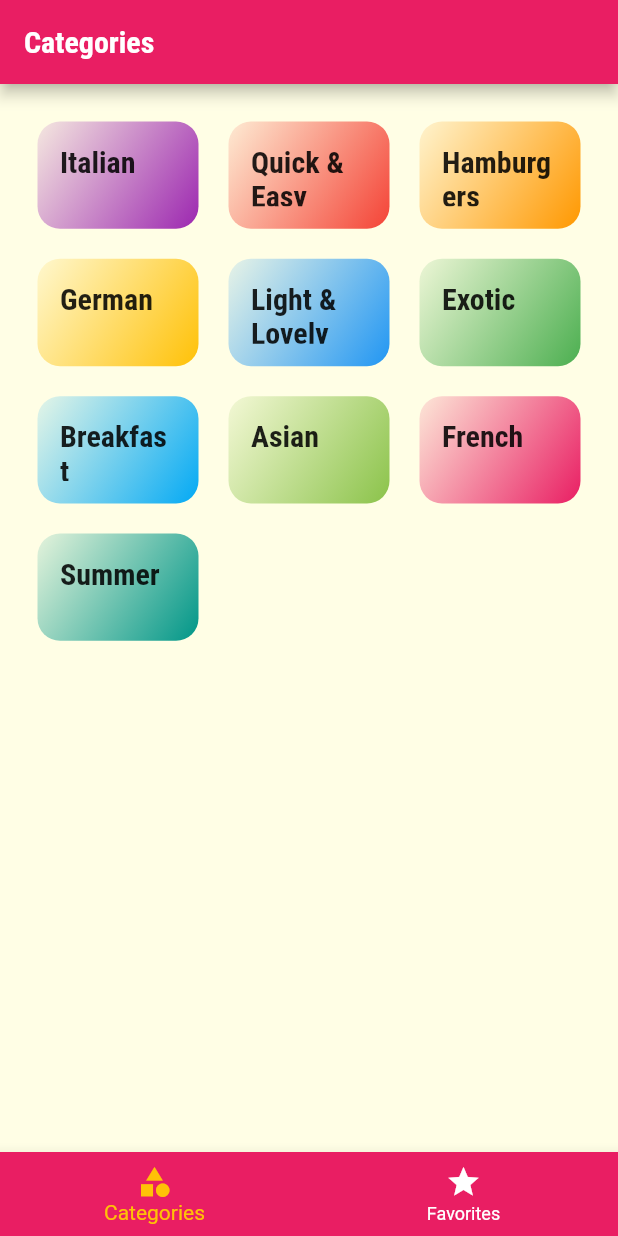
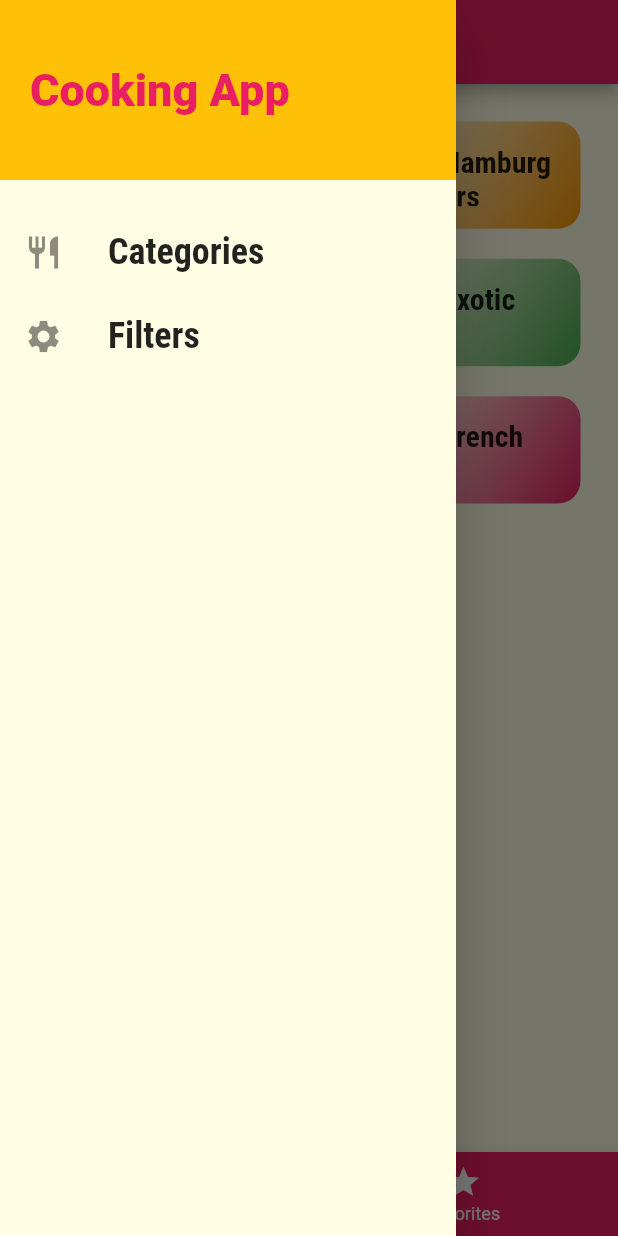
Before and after one commit to MohamedTwfiek-7/Meals-App, a Flutter app: the screen it shows after launch, with the side drawer open (before the commit the screen has no drawer), on a phone screen of 412 x 824 dp. Run offline on Flutter 3.47's test engine with Material 2 defaults, Android fonts, the phone set to English and light mode, and no system bars.

Commit message:
Added drawer

```diff
--- a/lib/main.dart
+++ b/lib/main.dart
@@ -1,6 +1,7 @@
 import 'package:flutter/material.dart';
 import 'package:meal_app/screens/categories_screen.dart';
 import 'package:meal_app/screens/category_meals_screen.dart';
+import 'package:meal_app/screens/filters_screen.dart';
 import 'package:meal_app/screens/meal_detail_screen.dart';
 import 'package:meal_app/screens/tabs_screen.dart';
 
@@ -30,6 +31,7 @@ class MyApp extends StatelessWidget {
         '/': (context) => TabsScreen(),
         CategoryMealsScreen.routeName : (context) => CategoryMealsScreen(),
         MealDetailScreen.routeName : (context) => MealDetailScreen(),
+        FilterScreen.routeName : (context) => FilterScreen(),
       },
     );
   }
--- /dev/null
+++ b/lib/screens/filters_screen.dart
@@ -0,0 +1,12 @@
+import 'package:flutter/material.dart';
+
+class FilterScreen extends StatelessWidget {
+  static const routeName = '/FiltersScreen';
+
+  @override
+  Widget build(BuildContext context) {
+    return const Center(
+      child: Text('Filters'),
+    );
+  }
+}
--- a/lib/screens/tabs_screen.dart
+++ b/lib/screens/tabs_screen.dart
@@ -1,4 +1,5 @@
 import 'package:flutter/material.dart';
+import '../widgets/main_drawer.dart';
 import 'categories_screen.dart';
 import 'favor_screen.dart';
 
@@ -51,6 +52,7 @@ class _TabsScreenState extends State<TabsScreen> {
           ),
         ],
       ),
+      drawer: MainDrawer(),
     );
   }
 
--- /dev/null
+++ b/lib/widgets/main_drawer.dart
@@ -0,0 +1,52 @@
+import 'package:flutter/material.dart';
+import 'package:meal_app/screens/filters_screen.dart';
+
+class MainDrawer extends StatelessWidget {
+
+  Widget buildListTile(String title,IconData icon , Function tabHandler){
+    return ListTile(
+      leading: Icon(
+        icon,
+        size: 26,
+      ),
+      title: Text(
+        title,
+        style: const TextStyle(
+          fontSize: 24,
+          fontFamily: 'RobotoCondensed',
+          fontWeight: FontWeight.bold,
+        ),
+      ),
+      onTap: tabHandler,
+    );
+  }
+  @override
+  Widget build(BuildContext context) {
+    return Drawer(
+      child: Column(
+        children: [
+          Container(
+            height: 120,
+            width: double.infinity,
+            padding: EdgeInsets.all(20),
+            alignment: Alignment.centerLeft,
+            color: Theme.of(context).colorScheme.secondary,
+            child: Text(
+              'Cooking App',
+              style: TextStyle(
+                fontSize: 30,
+                fontWeight: FontWeight.w900,
+                color: Theme.of(context).colorScheme.primary,
+              ),
+            ),
+          ),
+          const SizedBox(
+            height: 20,
+          ),
+          buildListTile('Categories',Icons.restaurant,(){Navigator.of(context).pushNamed('/');}),
+          buildListTile('Filters',Icons.settings,(){Navigator.of(context).pushNamed(FilterScreen.routeName);}),
+        ],
+      ),
+    );
+  }
+}
```
